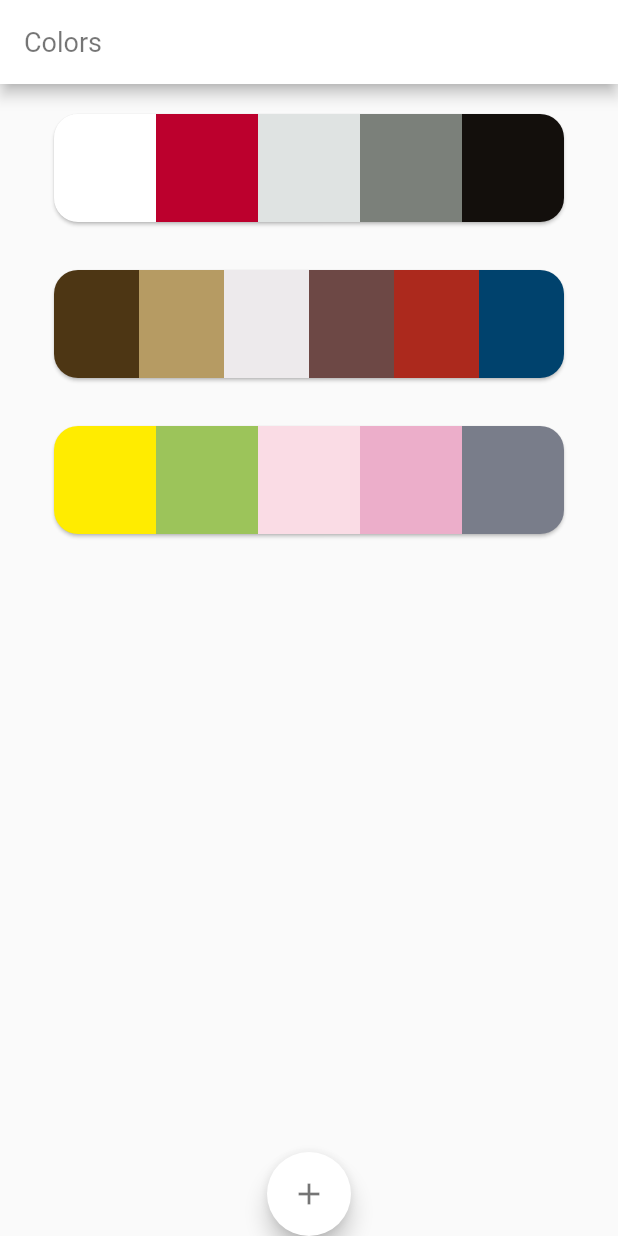
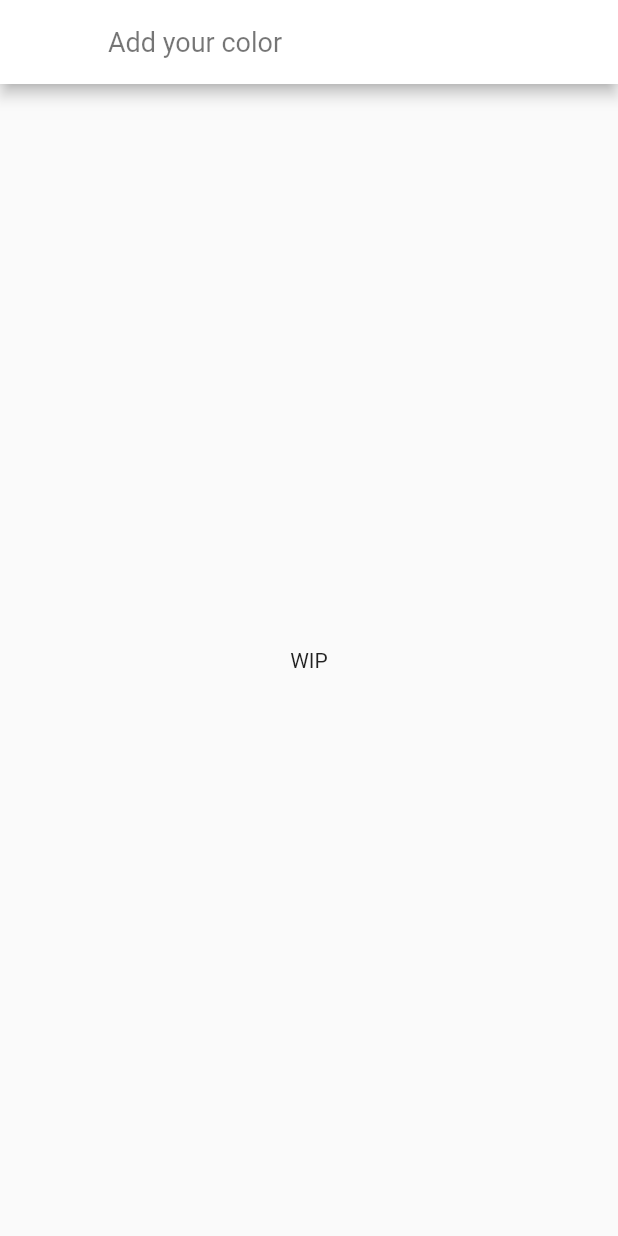
Before and after one commit to Akagire/flutter-playground, a Flutter app: the screen it shows after launch, after a tap on the "add" icon, on a phone screen of 412 x 824 dp. Run offline on Flutter 3.47's test engine with Material 2 defaults, Android fonts, the phone set to English and light mode, and no system bars.

Commit message:
feat: 追加ページへの遷移を実装するため、main.dartに記述していたコンポーネントをtop.dartに切り出し

```diff
--- a/lib/main.dart
+++ b/lib/main.dart
@@ -1,65 +1,12 @@
 import 'package:flutter/material.dart';
-import './theme/app_theme.dart';
-import './organisms/palette.dart';
-
-class MyApp extends StatelessWidget {
-  final colors = [
-    [
-      const Color(0xffffffff),
-      const Color(0xffbc002d),
-      const Color(0xffdfe3e2),
-      const Color(0xff7b807a),
-      const Color(0xff130f0c),
-    ],
-    [
-      const Color(0xff4d3614),
-      const Color(0xffb69b63),
-      const Color(0xffedeaec),
-      const Color(0xff6d4845),
-      const Color(0xffac291d),
-      const Color(0xff00426d),
-    ],
-    [
-      const Color(0xffffec00),
-      const Color(0xff9cc45a),
-      const Color(0xfffadce5),
-      const Color(0xffecaeca),
-      const Color(0xff797d8a),
-    ],
-  ];
-
-  @override
-  Widget build(BuildContext context) {
-    int _selectedIndex = 0;
-    return MaterialApp(
-      title: 'Memorize Color',
-      theme: AppTheme().lightTheme,
-      home: Scaffold(
-        appBar: AppBar(
-          title: const Text('Colors'),
-        ),
-        body: ListView(
-          children: [
-            Column(crossAxisAlignment: CrossAxisAlignment.stretch, children: [
-              Palette(title: 'Sample', colors: colors[0]),
-              Palette(title: 'Sample', colors: colors[1]),
-              Palette(title: 'Sample', colors: colors[2]),
-            ]),
-          ],
-        ),
-        floatingActionButton: FloatingActionButton(
-          onPressed: () {
-            print('wip');
-          },
-          child: const Icon(Icons.add, color: Colors.black54),
-        ),
-        floatingActionButtonLocation: FloatingActionButtonLocation.centerDocked,
-      ),
-    );
-  }
-}
+import '../theme/app_theme.dart';
+import './pages/top.dart';
 
 void main() {
   // debugPaintSizeEnabled = true;
-  runApp(MyApp());
+  runApp(MaterialApp(
+    title: 'Memorize Color',
+    theme: AppTheme().lightTheme,
+    home: TopPage(),
+  ));
 }
--- /dev/null
+++ b/lib/pages/new.dart
@@ -0,0 +1,15 @@
+import 'package:flutter/material.dart';
+
+class NewPage extends StatelessWidget {
+  @override
+  Widget build(BuildContext context) {
+    return Scaffold(
+      appBar: AppBar(
+        title: Text('Add your color'),
+      ),
+      body: Center(
+        child: Text('WIP'),
+      ),
+    );
+  }
+}
--- /dev/null
+++ b/lib/pages/top.dart
@@ -0,0 +1,60 @@
+import 'package:flutter/material.dart';
+import 'package:tutorial/pages/new.dart';
+
+import '../organisms/palette.dart';
+
+class TopPage extends StatelessWidget {
+  final colors = [
+    [
+      const Color(0xffffffff),
+      const Color(0xffbc002d),
+      const Color(0xffdfe3e2),
+      const Color(0xff7b807a),
+      const Color(0xff130f0c),
+    ],
+    [
+      const Color(0xff4d3614),
+      const Color(0xffb69b63),
+      const Color(0xffedeaec),
+      const Color(0xff6d4845),
+      const Color(0xffac291d),
+      const Color(0xff00426d),
+    ],
+    [
+      const Color(0xffffec00),
+      const Color(0xff9cc45a),
+      const Color(0xfffadce5),
+      const Color(0xffecaeca),
+      const Color(0xff797d8a),
+    ],
+  ];
+
+  @override
+  Widget build(BuildContext context) {
+    return Scaffold(
+      appBar: AppBar(
+        title: const Text('Colors'),
+      ),
+      body: ListView(
+        children: [
+          Column(crossAxisAlignment: CrossAxisAlignment.stretch, children: [
+            Palette(title: 'Sample', colors: colors[0]),
+            Palette(title: 'Sample', colors: colors[1]),
+            Palette(title: 'Sample', colors: colors[2]),
+          ]),
+        ],
+      ),
+      floatingActionButton: FloatingActionButton(
+        onPressed: () {
+          Navigator.push(
+              context,
+              MaterialPageRoute(
+                  // （2） 実際に表示するページ(ウィジェット)を指定する
+                  builder: (context) => NewPage()));
+        },
+        child: const Icon(Icons.add, color: Colors.black54),
+      ),
+      floatingActionButtonLocation: FloatingActionButtonLocation.centerDocked,
+    );
+  }
+}
```
